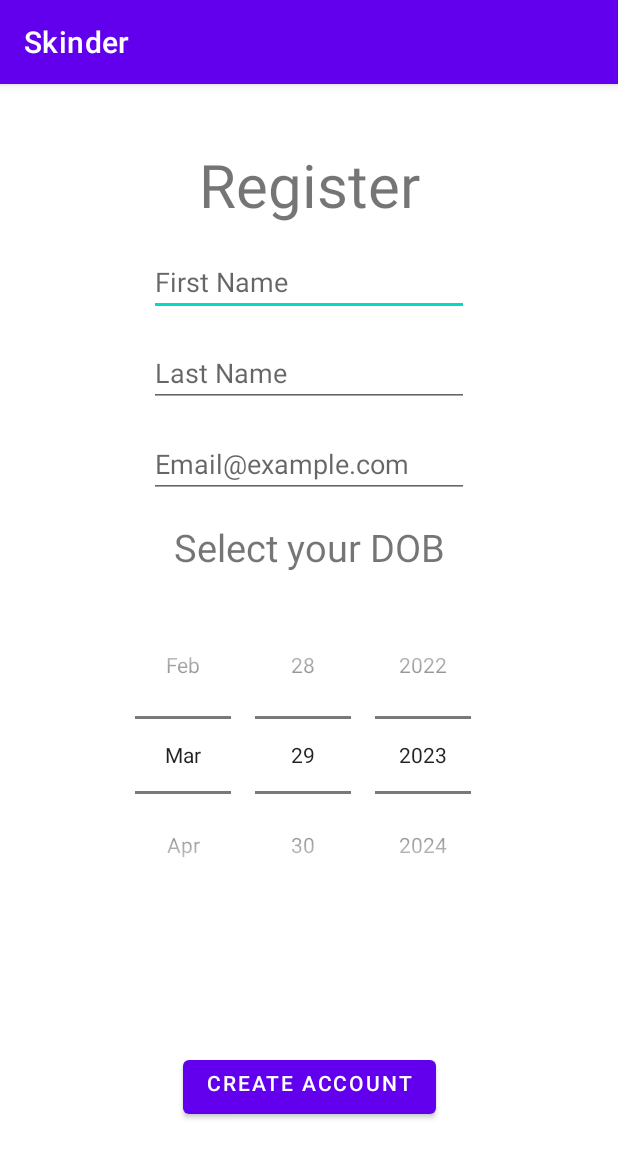
After one commit to MattRahlfs/Skinder, an Android app: the RegisterActivity screen opened directly, with no data from a screen before it, on a phone screen of 412 x 824 dp. The commit adds this screen. Shown: the top 1158 px of the screen. Run offline under Robolectric (Android 15) with nearby library versions, the phone set to English and light mode, and no system bars.

Commit message:
Created registration
Added a new activity to register a new account.
Added logic to collect user details

```diff
--- a/app/build.gradle
+++ b/app/build.gradle
@@ -30,6 +30,9 @@ android {
     kotlinOptions {
         jvmTarget = '1.8'
     }
+    buildFeatures {
+        viewBinding true
+    }
 }
 
 dependencies {
@@ -38,6 +41,9 @@ dependencies {
     implementation 'androidx.appcompat:appcompat:1.6.1'
     implementation 'com.google.android.material:material:1.8.0'
     implementation 'androidx.constraintlayout:constraintlayout:2.1.4'
+    implementation 'androidx.annotation:annotation:1.3.0'
+    implementation 'androidx.lifecycle:lifecycle-livedata-ktx:2.4.1'
+    implementation 'androidx.lifecycle:lifecycle-viewmodel-ktx:2.4.1'
     testImplementation 'junit:junit:4.13.2'
     androidTestImplementation 'androidx.test.ext:junit:1.1.5'
     androidTestImplementation 'androidx.test.espresso:espresso-core:3.5.1'
--- a/app/src/main/AndroidManifest.xml
+++ b/app/src/main/AndroidManifest.xml
@@ -11,6 +11,11 @@
         android:supportsRtl="true"
         android:theme="@style/Theme.Skinder"
         tools:targetApi="31">
+
+        <activity
+            android:name=".RegisterActivity"
+            android:exported="false"
+            android:windowSoftInputMode="stateHidden"/>
         <activity
             android:name=".ProfileActivity"
             android:exported="false" />
--- /dev/null
+++ b/app/src/main/res/layout/activity_register.xml
@@ -0,0 +1,102 @@
+<?xml version="1.0" encoding="utf-8"?>
+<ScrollView xmlns:android="http://schemas.android.com/apk/res/android"
+    xmlns:app="http://schemas.android.com/apk/res-auto"
+    xmlns:tools="http://schemas.android.com/tools"
+    android:layout_width="match_parent"
+    android:layout_height="match_parent"
+    android:fillViewport="true">
+
+    <androidx.constraintlayout.widget.ConstraintLayout
+        android:layout_width="match_parent"
+        android:layout_height="wrap_content"
+        tools:context=".RegisterActivity">
+
+
+
+        <TextView
+            android:id="@+id/tvRegister"
+            android:layout_width="wrap_content"
+            android:layout_height="wrap_content"
+            android:text="Register"
+            android:textSize="40sp"
+            app:layout_constraintEnd_toEndOf="parent"
+            app:layout_constraintStart_toStartOf="parent"
+            app:layout_constraintTop_toTopOf="parent"
+            android:paddingTop="10dp"
+            android:layout_marginTop="30dp"/>
+
+        <EditText
+            android:id="@+id/etFirstName"
+            android:layout_width="wrap_content"
+            android:layout_height="wrap_content"
+            android:layout_marginTop="15dp"
+            android:ems="10"
+            android:hint="First Name"
+            android:inputType="textPersonName"
+            app:layout_constraintEnd_toEndOf="parent"
+            app:layout_constraintStart_toStartOf="parent"
+            app:layout_constraintTop_toBottomOf="@+id/tvRegister" />
+
+        <EditText
+            android:id="@+id/etLastName"
+            android:layout_width="wrap_content"
+            android:layout_height="wrap_content"
+            android:ems="10"
+            android:inputType="textPersonName"
+            android:hint="Last Name"
+            app:layout_constraintEnd_toEndOf="parent"
+            app:layout_constraintStart_toStartOf="parent"
+            app:layout_constraintTop_toBottomOf="@+id/etFirstName"
+            android:layout_marginTop="15dp"/>
+
+
+        <EditText
+            android:id="@+id/eteEmailAddress"
+            android:layout_width="wrap_content"
+            android:layout_height="wrap_content"
+            android:ems="10"
+            android:inputType="textEmailAddress"
+            android:hint="Email@example.com"
+            app:layout_constraintEnd_toEndOf="parent"
+            app:layout_constraintStart_toStartOf="parent"
+            app:layout_constraintTop_toBottomOf="@+id/etLastName"
+            android:layout_marginTop="15dp"/>
+
+        <TextView
+            android:id="@+id/tvDOB"
+            android:layout_width="wrap_content"
+            android:layout_height="wrap_content"
+            android:text="Select your DOB"
+            app:layout_constraintEnd_toEndOf="parent"
+            app:layout_constraintStart_toStartOf="parent"
+            app:layout_constraintTop_toBottomOf="@+id/eteEmailAddress"
+            android:textSize="25sp"
+            android:layout_marginTop="15dp"/>
+
+        <DatePicker
+            android:id="@+id/dpDOBPicker"
+            android:layout_width="match_parent"
+            android:layout_height="wrap_content"
+            android:layout_marginTop="15dp"
+            android:calendarViewShown="false"
+            android:datePickerMode="spinner"
+            app:layout_constraintTop_toBottomOf="@+id/tvDOB"
+            tools:layout_editor_absoluteX="0dp"
+            />
+
+        <Button
+            android:id="@+id/btnCreateAccount"
+            android:layout_width="wrap_content"
+            android:layout_height="wrap_content"
+            android:paddingBottom="10dp"
+            android:text="Create Account"
+            app:layout_constraintBottom_toBottomOf="parent"
+            app:layout_constraintEnd_toEndOf="parent"
+            app:layout_constraintStart_toStartOf="parent"
+            app:layout_constraintTop_toBottomOf="@+id/dpDOBPicker"
+            android:layout_marginTop="15dp"/>
+
+
+
+    </androidx.constraintlayout.widget.ConstraintLayout>
+</ScrollView>
--- /dev/null
+++ b/app/src/main/res/values-land/dimens.xml
@@ -0,0 +1,3 @@
+<resources>
+    <dimen name="activity_horizontal_margin">48dp</dimen>
+</resources>
--- /dev/null
+++ b/app/src/main/res/values-w1240dp/dimens.xml
@@ -0,0 +1,3 @@
+<resources>
+    <dimen name="activity_horizontal_margin">200dp</dimen>
+</resources>
--- /dev/null
+++ b/app/src/main/res/values-w600dp/dimens.xml
@@ -0,0 +1,3 @@
+<resources>
+    <dimen name="activity_horizontal_margin">48dp</dimen>
+</resources>
--- /dev/null
+++ b/app/src/main/res/values/dimens.xml
@@ -0,0 +1,5 @@
+<resources>
+    <!-- Default screen margins, per the Android Design guidelines. -->
+    <dimen name="activity_horizontal_margin">16dp</dimen>
+    <dimen name="activity_vertical_margin">16dp</dimen>
+</resources>
```
Also changed, not shown: app/src/main/java/com/example/skinder/MainActivity.kt (+19 -12 lines), app/src/main/java/com/example/skinder/RegisterActivity.kt (added, +75 -0 lines), app/src/main/java/com/example/skinder/data/LoginDataSource.kt (added, +24 -0 lines), app/src/main/java/com/example/skinder/data/LoginRepository.kt (added, +46 -0 lines), app/src/main/java/com/example/skinder/data/Result.kt (added, +18 -0 lines), app/src/main/java/com/example/skinder/data/model/LoggedInUser.kt (added, +9 -0 lines), app/src/main/res/values/strings.xml (+9 -0 lines).
